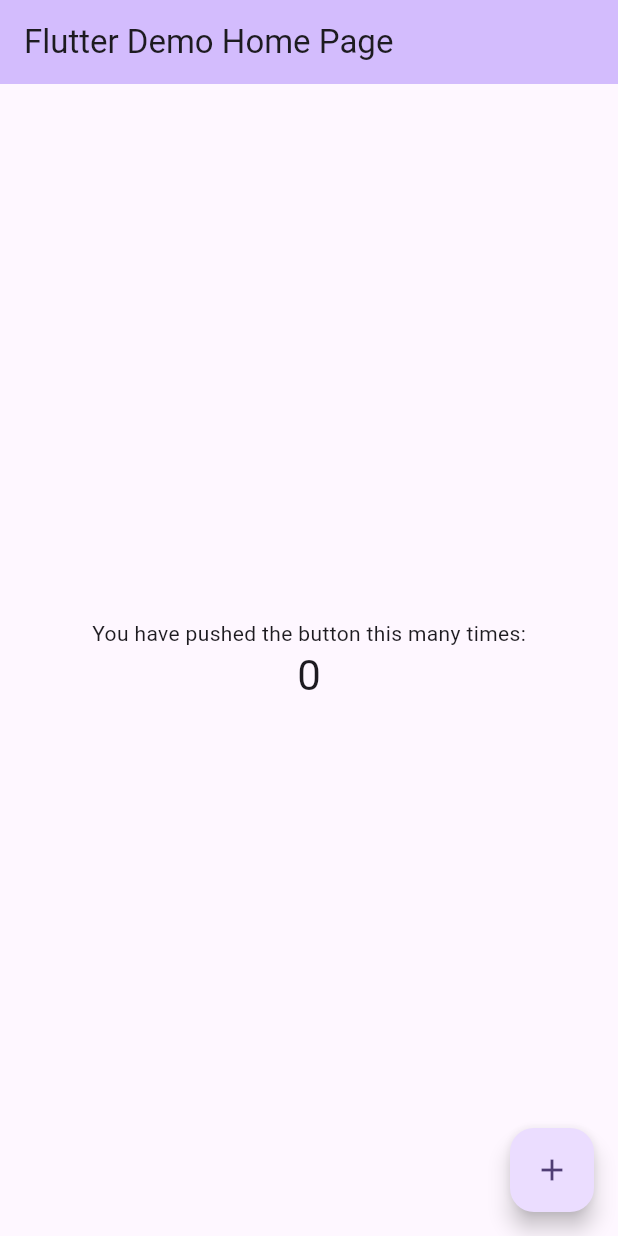
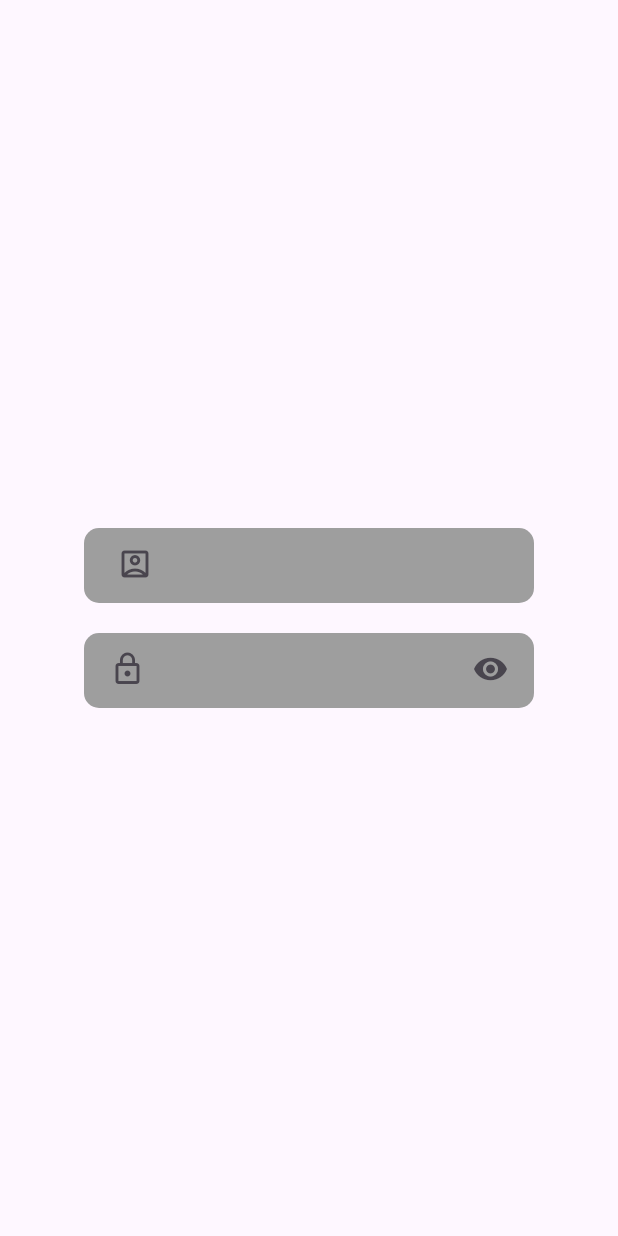
Before and after one commit to petethe04855/hotel, a Flutter app: the screen it shows after launch, on a phone screen of 412 x 824 dp. Run offline on Flutter 3.47's test engine with Material 2 defaults, Android fonts, the phone set to English and light mode, and no system bars.

Commit message:
updata login and container

```diff
--- /dev/null
+++ b/lib/login/login_screen.dart
@@ -0,0 +1,82 @@
+import 'package:flutter/material.dart';
+import 'package:hotel/widget/container_widget.dart';
+
+class LoginScreen extends StatefulWidget {
+  const LoginScreen({super.key});
+
+  @override
+  State<LoginScreen> createState() => _LoginScreenState();
+}
+
+class _LoginScreenState extends State<LoginScreen> {
+  bool hidePassword = false;
+
+  @override
+  void initState() {
+    // TODO: implement initState
+    super.initState();
+  }
+
+  @override
+  Widget build(BuildContext context) {
+    return Scaffold(
+      body: Center(
+        child: Column(
+          mainAxisAlignment: MainAxisAlignment.center,
+          children: [
+            username(),
+            const SizedBox(
+              height: 20,
+            ),
+            password(),
+          ],
+        ),
+      ),
+    );
+  }
+
+  Widget username() {
+    return const ContainerWidget(
+      colorWidget: Color.fromARGB(255, 158, 158, 158),
+      cir: 10,
+      conHeight: 50,
+      conWidth: 300,
+      chWidget: Padding(
+        padding: EdgeInsets.symmetric(horizontal: 5),
+        child: TextField(
+          obscureText: false,
+          decoration: InputDecoration(
+            prefixIcon: Icon(Icons.account_box_outlined),
+            border: InputBorder.none,
+          ),
+        ),
+      ),
+    );
+  }
+
+  Widget password() {
+    return ContainerWidget(
+      colorWidget: Color.fromARGB(255, 158, 158, 158),
+      cir: 10,
+      conHeight: 50,
+      conWidth: 300,
+      chWidget: TextField(
+        obscureText: false,
+        decoration: InputDecoration(
+          prefixIcon: Icon(Icons.lock_outline),
+          suffixIcon: IconButton(
+            icon: hidePassword
+                ? Icon(Icons.visibility_off_rounded)
+                : Icon(Icons.visibility),
+            onPressed: () {
+              setState(() {
+                hidePassword = !hidePassword;
+              });
+            },
+          ),
+          border: InputBorder.none,
+        ),
+      ),
+    );
+  }
+}
--- a/lib/main.dart
+++ b/lib/main.dart
@@ -1,4 +1,5 @@
 import 'package:flutter/material.dart';
+import 'package:hotel/login/login_screen.dart';
 
 void main() {
   runApp(const MyApp());
@@ -16,95 +17,7 @@ class MyApp extends StatelessWidget {
         colorScheme: ColorScheme.fromSeed(seedColor: Colors.deepPurple),
         useMaterial3: true,
       ),
-      home: const MyHomePage(title: 'Flutter Demo Home Page'),
+      home: LoginScreen(),
     );
   }
 }
-
-class MyHomePage extends StatefulWidget {
-  const MyHomePage({super.key, required this.title});
-
-  // This widget is the home page of your application. It is stateful, meaning
-  // that it has a State object (defined below) that contains fields that affect
-  // how it looks.
-
-  // This class is the configuration for the state. It holds the values (in this
-  // case the title) provided by the parent (in this case the App widget) and
-  // used by the build method of the State. Fields in a Widget subclass are
-  // always marked "final".
-
-  final String title;
-
-  @override
-  State<MyHomePage> createState() => _MyHomePageState();
-}
-
-class _MyHomePageState extends State<MyHomePage> {
-  int _counter = 0;
-
-  void _incrementCounter() {
-    setState(() {
-      // This call to setState tells the Flutter framework that something has
-      // changed in this State, which causes it to rerun the build method below
-      // so that the display can reflect the updated values. If we changed
-      // _counter without calling setState(), then the build method would not be
-      // called again, and so nothing would appear to happen.
-      _counter++;
-    });
-  }
-
-  @override
-  Widget build(BuildContext context) {
-    // This method is rerun every time setState is called, for instance as done
-    // by the _incrementCounter method above.
-    //
-    // The Flutter framework has been optimized to make rerunning build methods
-    // fast, so that you can just rebuild anything that needs updating rather
-    // than having to individually change instances of widgets.
-    return Scaffold(
-      appBar: AppBar(
-        // TRY THIS: Try changing the color here to a specific color (to
-        // Colors.amber, perhaps?) and trigger a hot reload to see the AppBar
-        // change color while the other colors stay the same.
-        backgroundColor: Theme.of(context).colorScheme.inversePrimary,
-        // Here we take the value from the MyHomePage object that was created by
-        // the App.build method, and use it to set our appbar title.
-        title: Text(widget.title),
-      ),
-      body: Center(
-        // Center is a layout widget. It takes a single child and positions it
-        // in the middle of the parent.
-        child: Column(
-          // Column is also a layout widget. It takes a list of children and
-          // arranges them vertically. By default, it sizes itself to fit its
-          // children horizontally, and tries to be as tall as its parent.
-          //
-          // Column has various properties to control how it sizes itself and
-          // how it positions its children. Here we use mainAxisAlignment to
-          // center the children vertically; the main axis here is the vertical
-          // axis because Columns are vertical (the cross axis would be
-          // horizontal).
-          //
-          // TRY THIS: Invoke "debug painting" (choose the "Toggle Debug Paint"
-          // action in the IDE, or press "p" in the console), to see the
-          // wireframe for each widget.
-          mainAxisAlignment: MainAxisAlignment.center,
-          children: <Widget>[
-            const Text(
-              'You have pushed the button this many times:',
-            ),
-            Text(
-              '$_counter',
-              style: Theme.of(context).textTheme.headlineMedium,
-            ),
-          ],
-        ),
-      ),
-      floatingActionButton: FloatingActionButton(
-        onPressed: _incrementCounter,
-        tooltip: 'Increment',
-        child: const Icon(Icons.add),
-      ), // This trailing comma makes auto-formatting nicer for build methods.
-    );
-  }
-}
--- /dev/null
+++ b/lib/widget/container_widget.dart
@@ -0,0 +1,35 @@
+import 'package:flutter/material.dart';
+
+class ContainerWidget extends StatelessWidget {
+  final Widget chWidget;
+  final Color colorWidget;
+  final double cir;
+  final double conHeight;
+  final double conWidth;
+  const ContainerWidget({
+    required this.chWidget,
+    required this.colorWidget,
+    required this.conHeight,
+    required this.conWidth,
+    required this.cir,
+    super.key,
+  });
+
+  @override
+  Widget build(BuildContext context) {
+    return Container(
+      height: conHeight,
+      width: conWidth,
+      decoration: BoxDecoration(
+        color: colorWidget,
+        borderRadius: BorderRadius.all(
+          Radius.circular(cir),
+        ),
+      ),
+      child: Padding(
+        padding: const EdgeInsets.symmetric(horizontal: 5),
+        child: chWidget,
+      ),
+    );
+  }
+}
```
